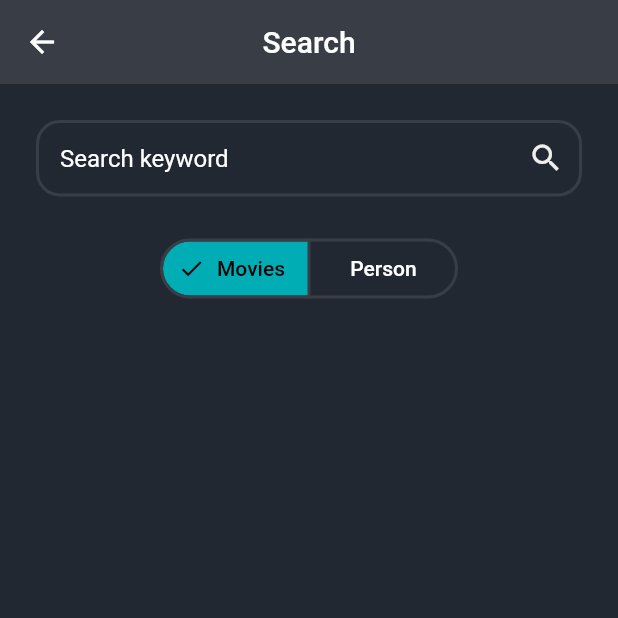
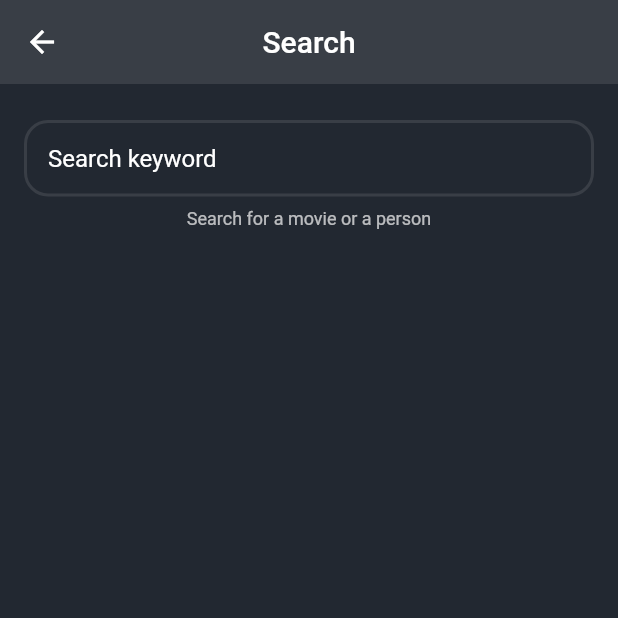
Before and after one commit to YasserMahmoud1/movies_wallet, a Flutter app: the SearchView screen opened directly, on a phone screen of 412 x 824 dp, the top half of it. Run offline on Flutter 3.47's test engine with Material 2 defaults, Android fonts, the phone set to English and light mode, and no system bars; our stand-ins replace bloc, cached_network_image, dartz, dio, flutter_bloc, get_it and 1 more; network calls fail.

Commit message:
remove the serch for person temp and finish other

```diff
--- a/lib/core/utils/service_locator.dart
+++ b/lib/core/utils/service_locator.dart
@@ -2,6 +2,7 @@ import 'package:dio/dio.dart';
 import 'package:get_it/get_it.dart';
 import 'package:movies_wallet/core/utils/api_service.dart';
 import 'package:movies_wallet/features/home/data/repos/home_repo/home_repo_imp.dart';
+import 'package:movies_wallet/features/home/data/repos/search_repos/search_repo_impl.dart';
 
 final getIt = GetIt.instance;
 
@@ -11,6 +12,9 @@ void setup() {
   getIt.registerFactory<HomeRepoImpl>(()=>
     HomeRepoImpl(getIt.get<ApiService>()),
   );
+  getIt.registerFactory<SearchRepoImpl>(()=>
+    SearchRepoImpl(getIt.get<ApiService>()),
+  );
 
 
 }
--- a/lib/features/actor_details/data/models/actor_model.dart
+++ b/lib/features/actor_details/data/models/actor_model.dart
@@ -16,7 +16,7 @@ class Actor
       json['id'],
       json['name'],
       json['profile_path'] ?? '',
-      json['character'],
+      json['character'] ?? '',
       null,
     );
   }
--- a/lib/features/actor_details/presentation/actor_details.dart
+++ b/lib/features/actor_details/presentation/actor_details.dart
@@ -1,7 +1,7 @@
 import 'package:cached_network_image/cached_network_image.dart';
 import 'package:flutter/material.dart';
 
-import '../../widgets/movie_tile_widget.dart';
+// import '../../widgets/movie_tile_widget.dart';
 
 class ActorDetails extends StatelessWidget {
   const ActorDetails({Key? key}) : super(key: key);
@@ -35,7 +35,7 @@ class ActorDetails extends StatelessWidget {
                     child: Text("Movies of the actor:",
                         style: Theme.of(context).textTheme.headlineMedium),
                   ),
-                  for (int i = 0; i < 15; i++) const MovieTile()
+                  // for (int i = 0; i < 15; i++) const MovieTile()
                 ],
               )
             ],
--- /dev/null
+++ b/lib/features/home/data/repos/search_repos/search_repo.dart
@@ -0,0 +1,10 @@
+import 'package:dartz/dartz.dart';
+import 'package:movies_wallet/core/errors/failure.dart';
+// import 'package:movies_wallet/features/actor_details/data/models/actor_model.dart';
+
+import '../../../../movie_details/data/models/movie_model.dart';
+
+abstract class SearchRepo {
+  Future<Either<Failure,List<Movie>>> searchMovie(String query);
+  // Future<Either<Failure,List<Actor>>> searchPerson(String query);
+}
--- /dev/null
+++ b/lib/features/home/data/repos/search_repos/search_repo_impl.dart
@@ -0,0 +1,39 @@
+import 'package:dartz/dartz.dart';
+import 'package:movies_wallet/core/errors/failure.dart';
+import 'package:movies_wallet/core/utils/api_service.dart';
+// import 'package:movies_wallet/features/actor_details/data/models/actor_model.dart';
+import 'package:movies_wallet/features/home/data/repos/search_repos/search_repo.dart';
+import 'package:movies_wallet/features/movie_details/data/models/movie_model.dart';
+
+class SearchRepoImpl implements SearchRepo {
+  SearchRepoImpl(this._apiService);
+
+  final ApiService _apiService;
+
+  @override
+  Future<Either<Failure, List<Movie>>> searchMovie(String query) async {
+    try {
+      var response =
+          await _apiService.get(endPoint: "search/movie?query=$query&");
+      print(response["results"]);
+      return Right(response["results"]
+          .map<Movie>((movie) => Movie.fromJSON(movie))
+          .toList());
+    } catch (e) {
+      return Left(ServerFailure(e.toString()));
+    }
+  }
+
+  // @override
+  // Future<Either<Failure, List<Actor>>> searchPerson(String query)async {
+  //   try {
+  //     var response =
+  //         await _apiService.get(endPoint: "search/search?query=$query");
+  //     return Right(response["results"]
+  //         .map<Actor>((actor) => Actor.fromJSON(actor))
+  //         .toList());
+  //   } catch (e) {
+  //     return Left(ServerFailure(e.toString()));
+  //   }
+  // }
+}
--- /dev/null
+++ b/lib/features/home/presentation/manager/search_manager/cubit/search_cubit.dart
@@ -0,0 +1,30 @@
+import 'package:flutter_bloc/flutter_bloc.dart';
+import 'package:meta/meta.dart';
+
+import '../../../../../movie_details/data/models/movie_model.dart';
+import '../../../../data/repos/search_repos/search_repo.dart';
+
+part 'search_state.dart';
+
+class SearchCubit extends Cubit<SearchState> {
+  SearchCubit(this._searchRepo) : super(SearchInitial());
+
+  static SearchCubit get(context) => BlocProvider.of(context);
+
+  // String selectedSegment = "Movies";
+  // void changeSegment(String value) {
+  //   selectedSegment = value;
+  //   print(selectedSegment);
+  //   emit(SearchInitial());
+  // }
+  final SearchRepo _searchRepo;
+  void searchMovie(String query) async {
+    emit(SearchLoading());
+    final result = await _searchRepo.searchMovie(query);
+    result.fold((failure) {
+      emit(SearchFailure(failure.errMessage));
+    }, (movie) {
+      emit(SearchSuccess(movie));
+    });
+  }
+}
--- /dev/null
+++ b/lib/features/home/presentation/manager/search_manager/cubit/search_state.dart
@@ -0,0 +1,20 @@
+part of 'search_cubit.dart';
+
+@immutable
+sealed class SearchState {}
+
+final class SearchInitial extends SearchState {}
+
+final class SearchLoading extends SearchState {}
+
+final class SearchSuccess extends SearchState {
+  final List<Movie> movies;
+
+  SearchSuccess(this.movies);
+}
+
+final class SearchFailure extends SearchState {
+  final String message;
+  SearchFailure(this.message);
+}
+// final class SearchChangeSegment extends SearchState {}
--- a/lib/features/home/presentation/views/saved/saved_view.dart
+++ b/lib/features/home/presentation/views/saved/saved_view.dart
@@ -1,6 +1,6 @@
 import 'package:flutter/material.dart';
 
-import '../../../../widgets/movie_tile_widget.dart';
+// import '../../../../widgets/movie_tile_widget.dart';
 
 class SavedView extends StatelessWidget {
   const SavedView({Key? key}) : super(key: key);
@@ -25,7 +25,7 @@ class SavedMoviesTab extends StatelessWidget {
   @override
   Widget build(BuildContext context) {
     return const Center(
-      child: MovieTile(),
+      // child: MovieTile(),
     );
   }
 }
--- a/lib/features/home/presentation/views/search/search_view.dart
+++ b/lib/features/home/presentation/views/search/search_view.dart
@@ -1,75 +1,124 @@
+import 'dart:async';
+
 import 'package:flutter/material.dart';
-import 'package:movies_wallet/manager.dart';
+import 'package:flutter_bloc/flutter_bloc.dart';
+import 'package:movies_wallet/core/utils/service_locator.dart';
+import 'package:movies_wallet/features/home/data/repos/search_repos/search_repo_impl.dart';
+// import 'package:movies_wallet/manager.dart';
+
+import '../../../../widgets/movie_tile_widget.dart';
+import '../../manager/search_manager/cubit/search_cubit.dart';
 
 class SearchView extends StatelessWidget {
   const SearchView({Key? key}) : super(key: key);
 
   @override
   Widget build(BuildContext context) {
-    return Scaffold(
+    return BlocProvider(
+      create: (context) => SearchCubit(getIt.get<SearchRepoImpl>()),
+      child: Scaffold(
         appBar: AppBar(
           title: const Text("Search"),
           centerTitle: true,
         ),
-      body: const Column(
-        children: [
-          Padding(
-            padding: EdgeInsets.all(24),
-            child: SearchField(),
+        body: CustomScrollView(
+          slivers: [
+            SliverList(
+              delegate: SliverChildListDelegate(
+                [
+                  const SearchField(),
+                  // const Segment(),
+                  const ResultList(),
+                ],
               ),
-          Segment(),
+            ),
           ],
+        ),
       ),
     );
   }
 }
 
-class Segment extends StatefulWidget {
-  const Segment({
+class ResultList extends StatelessWidget {
+  const ResultList({
     super.key,
   });
 
   @override
-  State<Segment> createState() => _SegmentState();
+  Widget build(BuildContext context) {
+    return BlocBuilder<SearchCubit, SearchState>(
+      builder: (context, state) {
+        if (state is SearchSuccess) {
+          if (state.movies.isNotEmpty) {
+            return ListView.builder(
+              shrinkWrap: true,
+              physics: const NeverScrollableScrollPhysics(),
+              itemCount: state.movies.length,
+              itemBuilder: (context, index) {
+                return MovieTile(state.movies[index], isSearch: true);
+              },
+            );
+          } else {
+            return const Center(child: Text("No results found"));
           }
-
-class _SegmentState extends State<Segment> {
-  String selectedSegment = "Movies";
-
-  @override
-  Widget build(BuildContext context) {
-    return SegmentedButton(
-      style: ButtonStyle(
-        backgroundColor: MaterialStateProperty.resolveWith<Color>(
-          (Set<MaterialState> states) {
-            if (states.contains(MaterialState.selected)) {
-              return ColorManager.blues;
+        } else if (state is SearchLoading) {
+          return const Center(child: CircularProgressIndicator());
+        } else if (state is SearchFailure) {
+          print(state.message);
+          return const Center(child: Text("Something went wrong"));
+        } else {
+          return const Center(child: Text("Search for a movie or a person"));
         }
-            return Colors.transparent;
-          },
-        ),
-        side: MaterialStateProperty.all(
-            const BorderSide(color: ColorManager.lightBlacks, width: 2)),
-      ),
-      segments: const [
-        ButtonSegment(
-          label: Text("Movies"),
-          value: "Movies",
-        ),
-        ButtonSegment(
-          label: Text("Person"),
-          value: "Person",
-        ),
-      ],
-      selected: {selectedSegment},
-      onSelectionChanged: (value) {
-        setState(() {
-          selectedSegment = value.first;
-        });
       },
     );
   }
 }
+
+// class Segment extends StatelessWidget {
+//   const Segment({
+//     super.key,
+//   });
+
+//   @override
+//   Widget build(BuildContext context) {
+//     return BlocBuilder<SearchCubit, SearchState>(
+//       builder: (context, state) {
+//         return Padding(
+//           padding: const EdgeInsetsDirectional.only(
+//               end: 40, start: 40, top: 8, bottom: 24),
+//           child: SegmentedButton(
+//             style: ButtonStyle(
+//               backgroundColor: MaterialStateProperty.resolveWith<Color>(
+//                 (Set<MaterialState> states) {
+//                   if (states.contains(MaterialState.selected)) {
+//                     return ColorManager.blues;
+//                   }
+//                   return Colors.transparent;
+//                 },
+//               ),
+//               side: MaterialStateProperty.all(
+//                   const BorderSide(color: ColorManager.lightBlacks, width: 2)),
+//             ),
+//             segments: const [
+//               ButtonSegment(
+//                 label: Text("Movies"),
+//                 value: "Movies",
+//               ),
+//               ButtonSegment(
+//                 label: Text("Person"),
+//                 value: "Person",
+//               ),
+//             ],
+//             selected: {SearchCubit.get(context).selectedSegment},
+//             onSelectionChanged: (value) {
+//               SearchCubit.get(context).changeSegment(value.first);
+//             },
+//           ),
+//         );
+//       },
+//     );
+//   }
+// }
 
 class SearchField extends StatelessWidget {
   const SearchField({
@@ -78,16 +127,19 @@ class SearchField extends StatelessWidget {
 
   @override
   Widget build(BuildContext context) {
-    return TextFormField(
-      decoration: InputDecoration(
-        border: const OutlineInputBorder(),
+    return Padding(
+      padding: const EdgeInsetsDirectional.only(
+          end: 16, start: 16, top: 24, bottom: 8),
+      child: TextFormField(
+        decoration: const InputDecoration(
+          border: OutlineInputBorder(),
           hintText: "Search keyword",
-        suffixIcon: IconButton(
-            icon: const Icon(
-              Icons.search,
-              color: ColorManager.whites,
         ),
-            onPressed: () {}),
+        onChanged: (value) {
+          Timer(const Duration(seconds: 1), () {
+            SearchCubit.get(context).searchMovie(value);
+          });
+        },
       ),
     );
   }
--- a/lib/features/movie_details/data/models/movie_model.dart
+++ b/lib/features/movie_details/data/models/movie_model.dart
@@ -17,8 +17,8 @@ class Movie {
 
   factory Movie.fromJSON(Map<String, dynamic> json) {
     return Movie(
-      json['backdrop_path'] ?? '',
-      json['poster_path'] ?? '',
+      json['backdrop_path']??'',
+      json['poster_path']??'',
       json['genre_ids'].cast<int>(),
       json['id'],
       json['overview'],
```
Also changed, not shown: lib/features/see_more/presentation/view/see_more_view.dart (+7 -7 lines), lib/features/widgets/movie_tile_widget.dart (+25 -17 lines), lib/features/widgets/rating_widget.dart (+5 -2 lines). Lines whose indentation alone changed are shown as unchanged.
